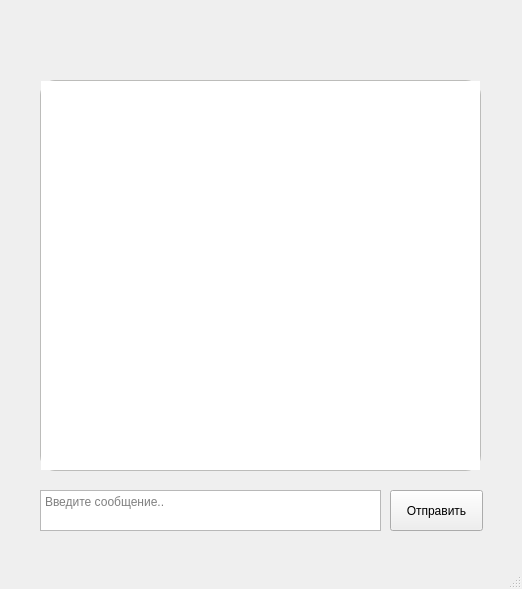
The window that messenger/auth/messenger.ui (Erneskaa/messenger) describes before a commit, drawn with Qt 5.
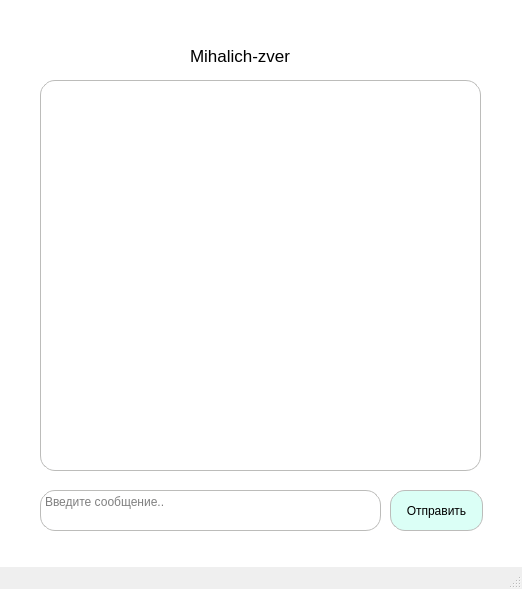
The same window after the commit.

Commit message: upd: Изменение интерфейса авторизационного окна и самого мессенджера

```diff
--- a/messenger/auth/messenger.ui
+++ b/messenger/auth/messenger.ui
@@ -14,6 +14,11 @@
    <string>MainWindow</string>
   </property>
   <widget class="QWidget" name="centralwidget">
+   <property name="styleSheet">
+    <string notr="true">QWidget{
+background-color: white
+}</string>
+   </property>
    <widget class="QTextEdit" name="messagesInput">
     <property name="geometry">
      <rect>
@@ -23,6 +28,12 @@
       <height>41</height>
      </rect>
     </property>
+    <property name="styleSheet">
+     <string notr="true">QTextEdit{
+border: 1px solid rgb(188, 188, 186);
+border-radius: 15px;
+}</string>
+    </property>
     <property name="tabStopWidth">
      <number>80</number>
     </property>
@@ -39,6 +50,13 @@
       <height>41</height>
      </rect>
     </property>
+    <property name="styleSheet">
+     <string notr="true">QPushButton{
+border: 1px solid rgb(188, 188, 186);
+border-radius: 15px;
+background-color: rgb(219, 255, 246)
+}</string>
+    </property>
     <property name="text">
      <string>Отправить</string>
     </property>
@@ -59,6 +77,24 @@
 }</string>
     </property>
    </widget>
+   <widget class="QLabel" name="label">
+    <property name="geometry">
+     <rect>
+      <x>190</x>
+      <y>40</y>
+      <width>131</width>
+      <height>31</height>
+     </rect>
+    </property>
+    <property name="font">
+     <font>
+      <pointsize>13</pointsize>
+     </font>
+    </property>
+    <property name="text">
+     <string>Mihalich-zver</string>
+    </property>
+   </widget>
   </widget>
   <widget class="QStatusBar" name="statusbar"/>
  </widget>
```
The commit also changes 1 other file.
